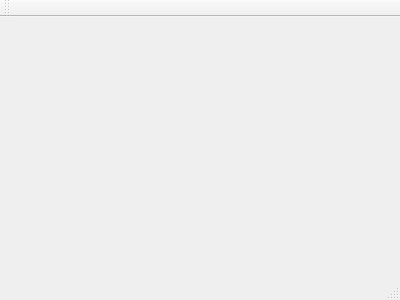
Qt form mainwindow.ui (nightwolf93/Wakxy-Sniffer) before a commit.
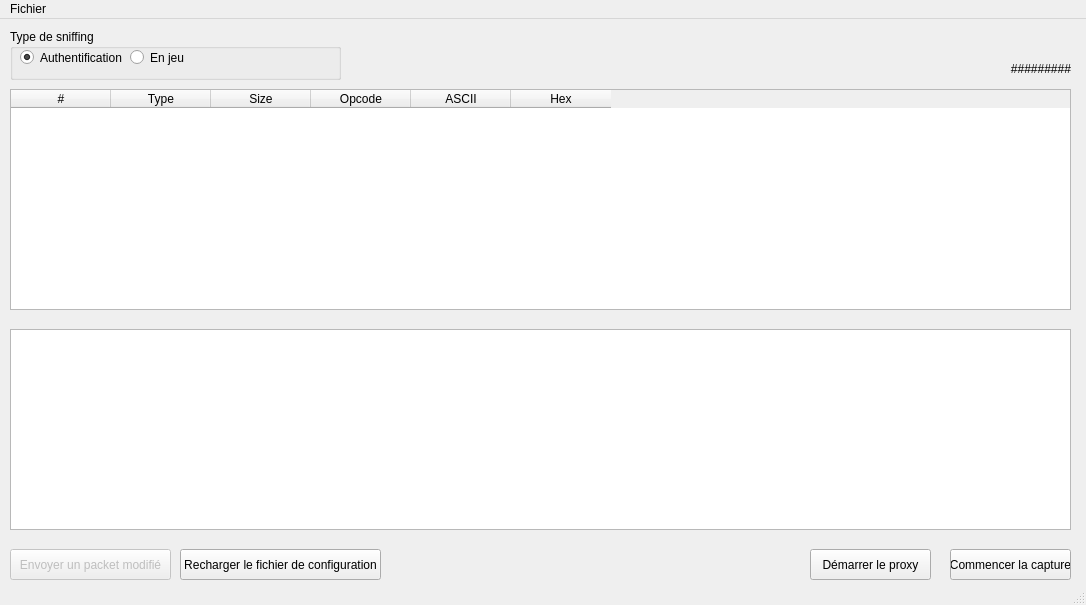
The same form after that commit.

Commit message: [Sniffer] 	* Ajout de la classe Sniffer qui permet de creer un sniffer facilement 	* Ajout de la classe Log qui permet de faire un log dans QT trés facilement 	* Debut du GUI

```diff
--- a/mainwindow.ui
+++ b/mainwindow.ui
@@ -1,24 +1,234 @@
 <ui version="4.0">
  <class>MainWindow</class>
- <widget class="QMainWindow" name="MainWindow" >
-  <property name="geometry" >
+ <widget class="QMainWindow" name="MainWindow">
+  <property name="geometry">
    <rect>
     <x>0</x>
     <y>0</y>
-    <width>400</width>
-    <height>300</height>
+    <width>1086</width>
+    <height>605</height>
    </rect>
   </property>
-  <property name="windowTitle" >
-   <string>MainWindow</string>
+  <property name="minimumSize">
+   <size>
+    <width>1086</width>
+    <height>605</height>
+   </size>
   </property>
-  <widget class="QMenuBar" name="menuBar" />
-  <widget class="QToolBar" name="mainToolBar" />
-  <widget class="QWidget" name="centralWidget" />
-  <widget class="QStatusBar" name="statusBar" />
+  <property name="maximumSize">
+   <size>
+    <width>1086</width>
+    <height>605</height>
+   </size>
+  </property>
+  <property name="windowTitle">
+   <string>Wakxy Sniffer</string>
+  </property>
+  <widget class="QWidget" name="centralWidget">
+   <widget class="QPushButton" name="pushButtonProxy">
+    <property name="geometry">
+     <rect>
+      <x>810</x>
+      <y>530</y>
+      <width>121</width>
+      <height>31</height>
+     </rect>
+    </property>
+    <property name="text">
+     <string>Démarrer le proxy</string>
+    </property>
+   </widget>
+   <widget class="QPushButton" name="pushButtonCapture">
+    <property name="geometry">
+     <rect>
+      <x>950</x>
+      <y>530</y>
+      <width>121</width>
+      <height>31</height>
+     </rect>
+    </property>
+    <property name="text">
+     <string>Commencer la capture</string>
+    </property>
+   </widget>
+   <widget class="QPushButton" name="pushButtonSendPacket">
+    <property name="enabled">
+     <bool>false</bool>
+    </property>
+    <property name="geometry">
+     <rect>
+      <x>10</x>
+      <y>530</y>
+      <width>161</width>
+      <height>31</height>
+     </rect>
+    </property>
+    <property name="text">
+     <string>Envoyer un packet modifié</string>
+    </property>
+   </widget>
+   <widget class="QGroupBox" name="groupBoxSnifferType">
+    <property name="geometry">
+     <rect>
+      <x>10</x>
+      <y>10</y>
+      <width>331</width>
+      <height>51</height>
+     </rect>
+    </property>
+    <property name="title">
+     <string>Type de sniffing</string>
+    </property>
+    <widget class="QRadioButton" name="radioButtonAuthSniffing">
+     <property name="geometry">
+      <rect>
+       <x>10</x>
+       <y>20</y>
+       <width>111</width>
+       <height>17</height>
+      </rect>
+     </property>
+     <property name="text">
+      <string>Authentification</string>
+     </property>
+     <property name="checked">
+      <bool>true</bool>
+     </property>
+    </widget>
+    <widget class="QRadioButton" name="radioButtonWorldSniffing">
+     <property name="geometry">
+      <rect>
+       <x>120</x>
+       <y>20</y>
+       <width>111</width>
+       <height>17</height>
+      </rect>
+     </property>
+     <property name="text">
+      <string>En jeu</string>
+     </property>
+    </widget>
+   </widget>
+   <widget class="QTextBrowser" name="textBrowserLog">
+    <property name="geometry">
+     <rect>
+      <x>10</x>
+      <y>310</y>
+      <width>1061</width>
+      <height>201</height>
+     </rect>
+    </property>
+   </widget>
+   <widget class="QTableWidget" name="tableWidgetPacket">
+    <property name="geometry">
+     <rect>
+      <x>10</x>
+      <y>70</y>
+      <width>1061</width>
+      <height>221</height>
+     </rect>
+    </property>
+    <column>
+     <property name="text">
+      <string>#</string>
+     </property>
+    </column>
+    <column>
+     <property name="text">
+      <string>Type</string>
+     </property>
+    </column>
+    <column>
+     <property name="text">
+      <string>Size</string>
+     </property>
+    </column>
+    <column>
+     <property name="text">
+      <string>Opcode</string>
+     </property>
+    </column>
+    <column>
+     <property name="text">
+      <string>ASCII</string>
+     </property>
+    </column>
+    <column>
+     <property name="text">
+      <string>Hex</string>
+     </property>
+    </column>
+   </widget>
+   <widget class="QLabel" name="labelServer">
+    <property name="geometry">
+     <rect>
+      <x>810</x>
+      <y>40</y>
+      <width>261</width>
+      <height>20</height>
+     </rect>
+    </property>
+    <property name="layoutDirection">
+     <enum>Qt::LeftToRight</enum>
+    </property>
+    <property name="text">
+     <string>#########</string>
+    </property>
+    <property name="alignment">
+     <set>Qt::AlignRight|Qt::AlignTrailing|Qt::AlignVCenter</set>
+    </property>
+   </widget>
+   <widget class="QPushButton" name="pushButtonReloadConf">
+    <property name="geometry">
+     <rect>
+      <x>180</x>
+      <y>530</y>
+      <width>201</width>
+      <height>31</height>
+     </rect>
+    </property>
+    <property name="text">
+     <string>Recharger le fichier de configuration</string>
+    </property>
+   </widget>
+  </widget>
+  <widget class="QMenuBar" name="menuBar">
+   <property name="geometry">
+    <rect>
+     <x>0</x>
+     <y>0</y>
+     <width>1086</width>
+     <height>20</height>
+    </rect>
+   </property>
+   <widget class="QMenu" name="menuFichier">
+    <property name="title">
+     <string>Fichier</string>
+    </property>
+    <addaction name="actionOuvrir"/>
+    <addaction name="actionSauvegarder"/>
+    <addaction name="actionQuitter"/>
+   </widget>
+   <addaction name="menuFichier"/>
+  </widget>
+  <widget class="QStatusBar" name="statusBar"/>
+  <action name="actionOuvrir">
+   <property name="text">
+    <string>Ouvrir</string>
+   </property>
+  </action>
+  <action name="actionSauvegarder">
+   <property name="text">
+    <string>Sauvegarder</string>
+   </property>
+  </action>
+  <action name="actionQuitter">
+   <property name="text">
+    <string>Quitter</string>
+   </property>
+  </action>
  </widget>
- <layoutDefault spacing="6" margin="11" />
- <pixmapfunction></pixmapfunction>
+ <layoutdefault spacing="6" margin="11"/>
  <resources/>
  <connections/>
 </ui>
```
Left out of the diff: 1 changed line with no effect on the pictures. The commit also changes 9 other files.
